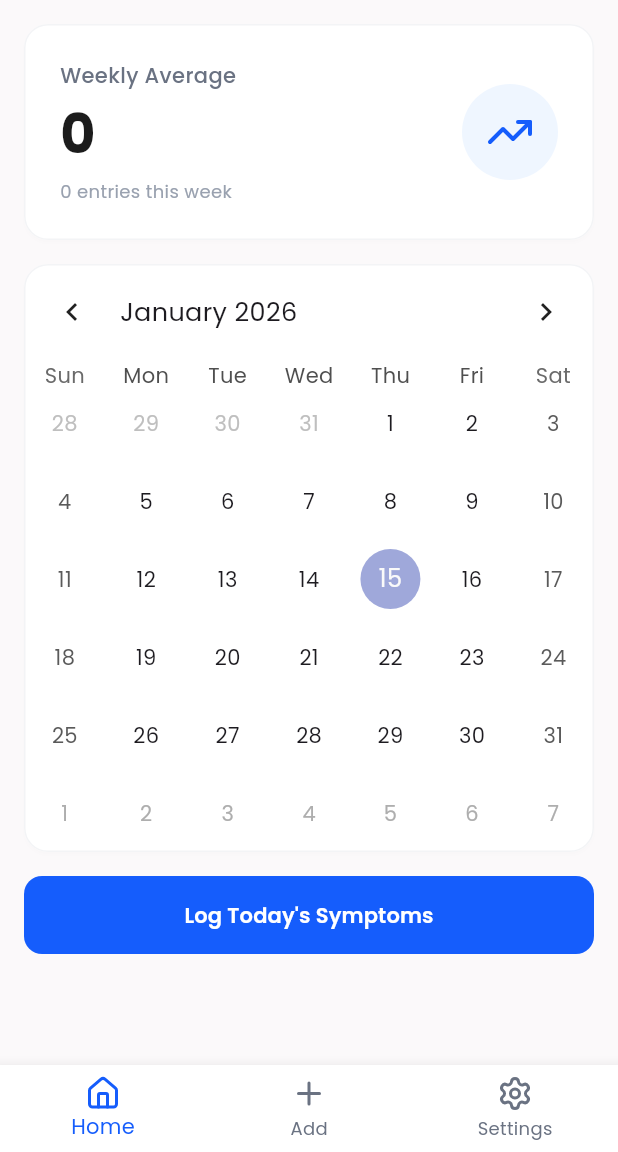
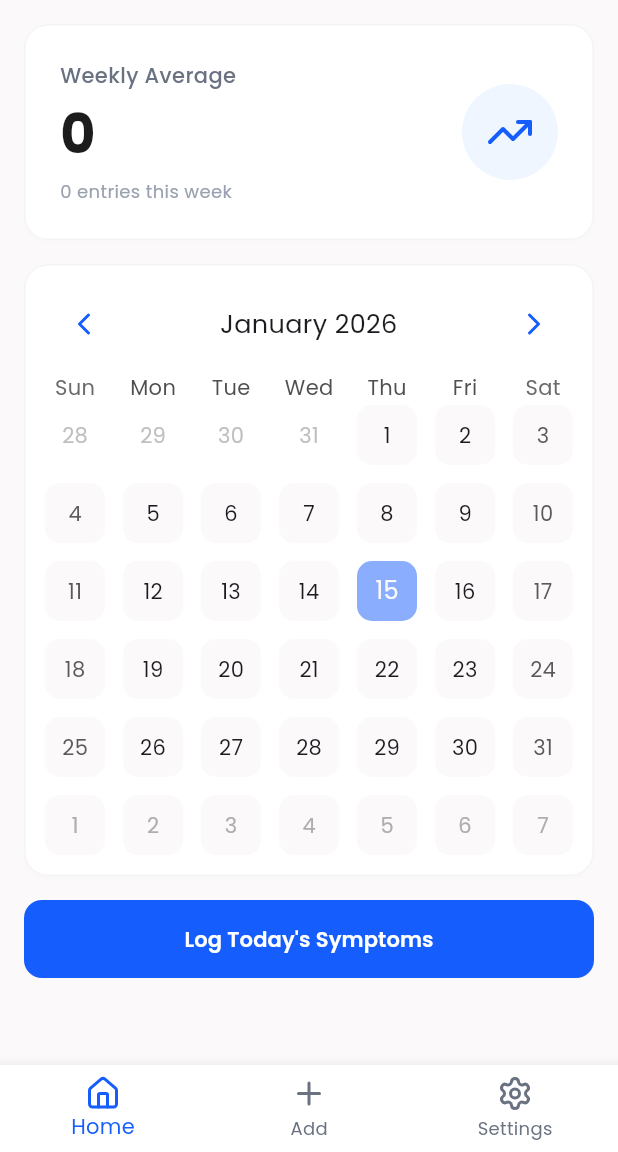
Before and after one commit to mlab817/asthma_diary, a Flutter app: the screen it shows after launch, on a phone screen of 412 x 824 dp, the part 84-1236 px from its top. Run offline on Flutter 3.47's test engine with Material 3 defaults, Android fonts, the phone set to English and light mode, and no system bars; drawn by our look-alikes of table_calendar; our stand-ins replace drift, drift_flutter, lucide_icons_flutter; accounts and stored records are empty; generated files the repository leaves out were written again.

Commit message:
finished home page

```diff
--- a/lib/src/pages/home_page.dart
+++ b/lib/src/pages/home_page.dart
@@ -15,8 +15,21 @@ class HomePage extends StatefulWidget {
 }
 
 class _HomePageState extends State<HomePage> {
-  final PageController _pageController = PageController();
+  late final PageController _pageController;
   int _currentIndex = 0;
+
+  @override
+  void initState() {
+    super.initState();
+
+    _pageController = PageController();
+
+    _pageController.addListener(() {
+      setState(() {
+        _currentIndex = _pageController.page?.toInt() ?? 0;
+      });
+    });
+  }
 
   @override
   void dispose() {
@@ -159,12 +172,25 @@ class _DashboardPageState extends State<DashboardPage> {
             ),
           ),
           Card(
+            child: Padding(
+              padding: const EdgeInsets.all(8.0),
               child: TableCalendar(
                 focusedDay: _focusedDay,
                 firstDay: firstDay,
                 lastDay: lastDay,
                 sixWeekMonthsEnforced: true,
                 availableCalendarFormats: {CalendarFormat.month: 'Month'},
+                headerStyle: HeaderStyle(
+                  titleCentered: true,
+                  leftChevronIcon: Icon(
+                    LucideIcons.chevronLeft,
+                    color: AppColors.primary,
+                  ),
+                  rightChevronIcon: Icon(
+                    LucideIcons.chevronRight,
+                    color: AppColors.primary,
+                  ),
+                ),
                 onDaySelected: (DateTime day, DateTime focusedDay) {
                   setState(() {
                     _selectedDay = day;
@@ -174,6 +200,29 @@ class _DashboardPageState extends State<DashboardPage> {
                 selectedDayPredicate: (day) {
                   return isSameDay(_selectedDay, day);
                 },
+                calendarStyle: CalendarStyle(
+                  selectedDecoration: BoxDecoration(
+                    borderRadius: BorderRadius.circular(10),
+                    color: AppColors.primary,
+                  ),
+                  todayDecoration: BoxDecoration(
+                    borderRadius: BorderRadius.circular(10),
+                    color: AppColors.primary.withOpacity(0.5),
+                  ),
+                  defaultDecoration: BoxDecoration(
+                    borderRadius: BorderRadius.circular(10),
+                    color: AppColors.surface,
+                  ),
+                  weekendDecoration: BoxDecoration(
+                    borderRadius: BorderRadius.circular(10),
+                    color: AppColors.surface,
+                  ),
+                  outsideDecoration: BoxDecoration(
+                    borderRadius: BorderRadius.circular(10),
+                    color: AppColors.surface,
+                  ),
+                ),
+              ),
             ),
           ),
           SizedBox(
```
Lines whose indentation alone changed are shown as unchanged.
